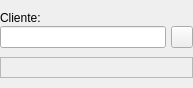
Qt form bulmages/bulmafact/src/busquedaclientebase.ui (eboladev/Bulmages-1) before a commit.
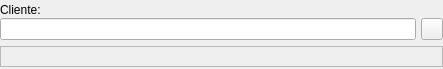
The same form after that commit. Icons and pictures are not drawn.

```diff
--- a/bulmages/bulmafact/src/busquedaclientebase.ui
+++ b/bulmages/bulmafact/src/busquedaclientebase.ui
@@ -5,8 +5,8 @@
    <rect>
     <x>0</x>
     <y>0</y>
-    <width>193</width>
-    <height>88</height>
+    <width>443</width>
+    <height>69</height>
    </rect>
   </property>
   <property name="windowTitle" >
@@ -109,6 +109,22 @@
      </item>
     </layout>
    </item>
+   <item>
+    <spacer>
+     <property name="orientation" >
+      <enum>Qt::Vertical</enum>
+     </property>
+     <property name="sizeType" >
+      <enum>QSizePolicy::Fixed</enum>
+     </property>
+     <property name="sizeHint" >
+      <size>
+       <width>20</width>
+       <height>5</height>
+      </size>
+     </property>
+    </spacer>
+   </item>
    <item>
     <widget class="QLabel" name="m_nomcliente" >
      <property name="sizePolicy" >
```
